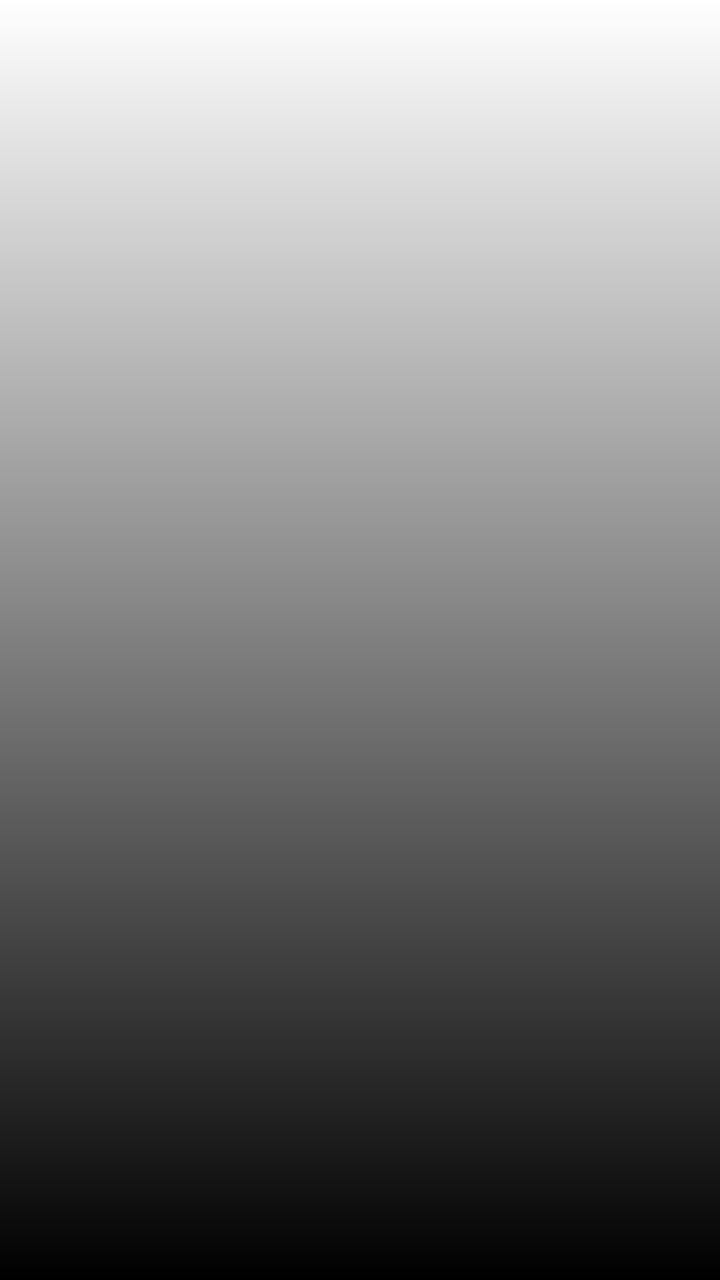
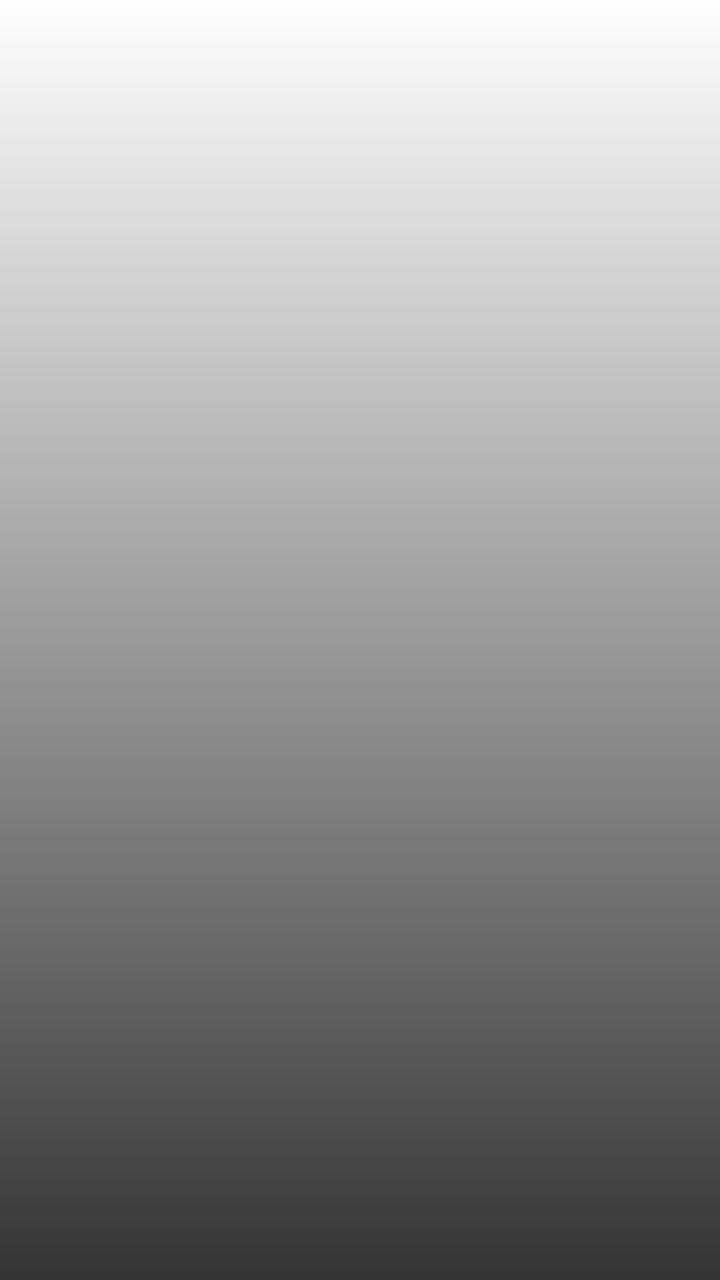

Compare the two renders of this Android layout. The source of the first and the diff that turns it into the second are given below.
<!-- AndroidManifest.xml: application theme Theme.Monaly -->
<!-- res/layout/fragment_onboarding.xml -->
<?xml version="1.0" encoding="utf-8"?>
<androidx.constraintlayout.widget.ConstraintLayout

    xmlns:android="http://schemas.android.com/apk/res/android"
    xmlns:app="http://schemas.android.com/apk/res-auto"
    xmlns:tools="http://schemas.android.com/tools"
    android:layout_width="match_parent"
    android:layout_height="match_parent"
    tools:context=".ui.fragment.onboarding.OnboardingFragment">

    <ImageView
        android:id="@+id/imageBackground"
        android:layout_width="0dp"
        android:layout_height="0dp"
        android:scaleType="centerCrop"
        android:src="@color/design_default_color_on_primary"
        app:layout_constraintBottom_toBottomOf="parent"
        app:layout_constraintEnd_toEndOf="parent"
        app:layout_constraintHorizontal_bias="0.0"
        app:layout_constraintStart_toStartOf="parent"
        app:layout_constraintTop_toTopOf="parent"
        app:layout_constraintVertical_bias="0.0" />

    <ImageView
        android:id="@+id/imageGradientEffect"
        android:layout_width="0dp"
        android:layout_height="0dp"
        android:src="@drawable/bg_gradient_black"
        app:layout_constraintBottom_toBottomOf="parent"
        app:layout_constraintEnd_toEndOf="parent"
        app:layout_constraintStart_toStartOf="parent"
        app:layout_constraintTop_toTopOf="parent" />

    <TextView
        android:id="@+id/textTitle"
        android:layout_width="0dp"
        android:layout_height="wrap_content"
        android:layout_marginStart="30dp"
        android:layout_marginEnd="30dp"
        android:layout_marginBottom="15dp"
        android:text=""
        android:textColor="@color/bage_neutral"
        android:textSize="22sp"
        app:layout_constraintBottom_toTopOf="@+id/textDescription"
        app:layout_constraintEnd_toEndOf="parent"
        app:layout_constraintStart_toStartOf="parent" />

    <TextView
        android:id="@+id/textDescription"
        android:layout_width="0dp"
        android:layout_height="wrap_content"
        android:layout_marginStart="30dp"
        android:layout_marginEnd="30dp"
        android:layout_marginBottom="30dp"
        android:text=""
        android:textColor="@color/gray_medium"
        android:textSize="18sp"
        app:layout_constraintBottom_toBottomOf="parent"
        app:layout_constraintEnd_toEndOf="parent"
        app:layout_constraintHorizontal_bias="0.0"
        app:layout_constraintStart_toStartOf="parent" />

</androidx.constraintlayout.widget.ConstraintLayout>
<!-- resources referenced by this layout -->
<resources>
  <color name="bage_neutral">#fffee7</color>
  <color name="gray_medium">#9E9E9E</color>
  <!-- drawable bg_gradient_black (drawable) -->
  <?xml version="1.0" encoding="utf-8"?>
  <shape xmlns:android="http://schemas.android.com/apk/res/android"
  
      android:shape="rectangle">
  
      <gradient
  
          android:angle="90"
          android:startColor="@color/black"
          android:endColor="#00000000"
          android:type="linear"/>
  
  </shape>
  <style name="Theme.Monaly" parent="Base.Theme.Monaly" />
  <color name="black">#000000</color>
  <style name="Base.Theme.Monaly" parent="Theme.Material3.DayNight.NoActionBar">
  
          <item name="android:navigationBarColor">@color/black</item>
  
      </style>
</resources>

<!-- the commit's change to res/layout/fragment_onboarding.xml (unified diff, before → after) -->
@@ -25,6 +25,7 @@
         android:id="@+id/imageGradientEffect"
         android:layout_width="0dp"
         android:layout_height="0dp"
+        android:alpha="0.8"
         android:src="@drawable/bg_gradient_black"
         app:layout_constraintBottom_toBottomOf="parent"
         app:layout_constraintEnd_toEndOf="parent"
@@ -40,7 +41,7 @@
         android:layout_marginBottom="15dp"
         android:text=""
         android:textColor="@color/bage_neutral"
-        android:textSize="22sp"
+        android:textSize="30sp"
         app:layout_constraintBottom_toTopOf="@+id/textDescription"
         app:layout_constraintEnd_toEndOf="parent"
         app:layout_constraintStart_toStartOf="parent" />
@@ -51,7 +52,7 @@
         android:layout_height="wrap_content"
         android:layout_marginStart="30dp"
         android:layout_marginEnd="30dp"
-        android:layout_marginBottom="30dp"
+        android:layout_marginBottom="117dp"
         android:text=""
         android:textColor="@color/gray_medium"
         android:textSize="18sp"
